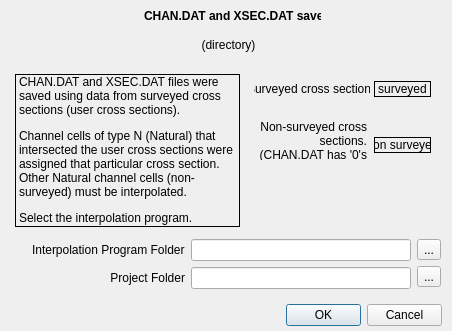
FLO-2DSoftware/qgis-flo-2d-plugin, file flo2d/ui/interpolate_xsections.ui: the form before one commit.
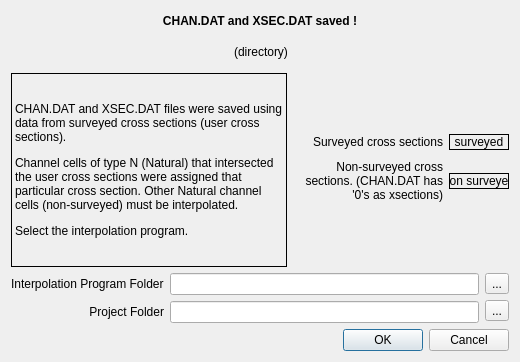
The form after the commit.

Commit message:
XS Editor: Channel interpolation imports
Import CHAN.DAT, XSSEC.DAT, and CHANBANK.DAT

The edit to the form file:
```diff
--- a/flo2d/ui/interpolate_xsections.ui
+++ b/flo2d/ui/interpolate_xsections.ui
@@ -6,97 +6,103 @@
    <rect>
     <x>0</x>
     <y>0</y>
-    <width>452</width>
-    <height>331</height>
+    <width>520</width>
+    <height>362</height>
    </rect>
   </property>
+  <property name="sizePolicy">
+   <sizepolicy hsizetype="Fixed" vsizetype="Fixed">
+    <horstretch>0</horstretch>
+    <verstretch>0</verstretch>
+   </sizepolicy>
+  </property>
+  <property name="minimumSize">
+   <size>
+    <width>520</width>
+    <height>362</height>
+   </size>
+  </property>
+  <property name="maximumSize">
+   <size>
+    <width>520</width>
+    <height>16777215</height>
+   </size>
+  </property>
   <property name="windowTitle">
    <string>Run Cross Sections Interpolation</string>
   </property>
-  <widget class="QLabel" name="header_lbl">
-   <property name="geometry">
-    <rect>
-     <x>15</x>
-     <y>74</y>
-     <width>225</width>
-     <height>153</height>
-    </rect>
-   </property>
-   <property name="frameShape">
-    <enum>QFrame::Panel</enum>
-   </property>
-   <property name="text">
-    <string>&lt;html&gt;&lt;head/&gt;&lt;body&gt;&lt;p&gt;CHAN.DAT and XSEC.DAT files were saved using data from surveyed cross sections (user cross sections). &lt;/p&gt;&lt;p&gt;Channel cells of type N (Natural) that intersected the user cross sections were assigned that particular cross section. Other Natural channel cells (non-surveyed) must be interpolated. &lt;/p&gt;&lt;p&gt;Select the interpolation program.&lt;/p&gt;&lt;/body&gt;&lt;/html&gt;</string>
-   </property>
-   <property name="wordWrap">
-    <bool>true</bool>
-   </property>
-  </widget>
-  <widget class="QDialogButtonBox" name="buttonBox">
-   <property name="geometry">
-    <rect>
-     <x>286</x>
-     <y>304</y>
-     <width>156</width>
-     <height>23</height>
-    </rect>
-   </property>
-   <property name="orientation">
-    <enum>Qt::Horizontal</enum>
-   </property>
-   <property name="standardButtons">
-    <set>QDialogButtonBox::Cancel|QDialogButtonBox::Ok</set>
-   </property>
-   <property name="centerButtons">
-    <bool>false</bool>
-   </property>
-  </widget>
-  <widget class="QLabel" name="surveyed_lbl">
-   <property name="geometry">
-    <rect>
-     <x>374</x>
-     <y>81</y>
-     <width>57</width>
-     <height>16</height>
-    </rect>
-   </property>
-   <property name="frameShape">
-    <enum>QFrame::Box</enum>
-   </property>
-   <property name="text">
-    <string>surveyed</string>
-   </property>
-   <property name="alignment">
-    <set>Qt::AlignCenter</set>
-   </property>
-  </widget>
+  <layout class="QGridLayout" name="gridLayout_10">
+   <item row="2" column="1" colspan="2">
+    <layout class="QGridLayout" name="gridLayout_9">
+     <item row="0" column="0">
+      <layout class="QGridLayout" name="gridLayout_8">
+       <item row="0" column="0">
   <widget class="QLabel" name="label_4">
-   <property name="geometry">
-    <rect>
-     <x>254</x>
-     <y>81</y>
-     <width>116</width>
-     <height>16</height>
-    </rect>
-   </property>
    <property name="text">
     <string>Surveyed cross sections</string>
    </property>
    <property name="alignment">
+          <set>Qt::AlignRight|Qt::AlignTrailing|Qt::AlignVCenter</set>
+         </property>
+        </widget>
+       </item>
+       <item row="0" column="1">
+        <widget class="QLabel" name="surveyed_lbl">
+         <property name="sizePolicy">
+          <sizepolicy hsizetype="Fixed" vsizetype="Fixed">
+           <horstretch>0</horstretch>
+           <verstretch>0</verstretch>
+          </sizepolicy>
+         </property>
+         <property name="minimumSize">
+          <size>
+           <width>60</width>
+           <height>16</height>
+          </size>
+         </property>
+         <property name="maximumSize">
+          <size>
+           <width>60</width>
+           <height>16</height>
+          </size>
+         </property>
+         <property name="frameShape">
+          <enum>QFrame::Box</enum>
+         </property>
+         <property name="text">
+          <string>surveyed</string>
+         </property>
+         <property name="alignment">
     <set>Qt::AlignCenter</set>
    </property>
   </widget>
+       </item>
+      </layout>
+     </item>
+     <item row="1" column="0">
+      <layout class="QGridLayout" name="gridLayout_3">
+       <item row="0" column="0">
   <widget class="QLabel" name="label_5">
-   <property name="geometry">
-    <rect>
-     <x>254</x>
-     <y>121</y>
-     <width>113</width>
-     <height>39</height>
-    </rect>
+         <property name="sizePolicy">
+          <sizepolicy hsizetype="Expanding" vsizetype="Expanding">
+           <horstretch>0</horstretch>
+           <verstretch>0</verstretch>
+          </sizepolicy>
+         </property>
+         <property name="minimumSize">
+          <size>
+           <width>150</width>
+           <height>50</height>
+          </size>
+         </property>
+         <property name="maximumSize">
+          <size>
+           <width>150</width>
+           <height>50</height>
+          </size>
    </property>
    <property name="text">
-    <string>Non-surveyed cross sections. (CHAN.DAT has '0's as xsections)</string>
+          <string>&lt;html&gt;&lt;head/&gt;&lt;body&gt;&lt;p align=&quot;right&quot;&gt;Non-surveyed cross sections. (CHAN.DAT has '0's as xsections)&lt;/p&gt;&lt;/body&gt;&lt;/html&gt;</string>
    </property>
    <property name="alignment">
     <set>Qt::AlignRight|Qt::AlignTrailing|Qt::AlignVCenter</set>
@@ -105,14 +111,26 @@
     <bool>true</bool>
    </property>
   </widget>
+       </item>
+       <item row="0" column="1">
   <widget class="QLabel" name="non_surveyed_lbl">
-   <property name="geometry">
-    <rect>
-     <x>374</x>
-     <y>137</y>
-     <width>57</width>
+         <property name="sizePolicy">
+          <sizepolicy hsizetype="Fixed" vsizetype="Fixed">
+           <horstretch>0</horstretch>
+           <verstretch>0</verstretch>
+          </sizepolicy>
+         </property>
+         <property name="minimumSize">
+          <size>
+           <width>60</width>
      <height>16</height>
-    </rect>
+          </size>
+         </property>
+         <property name="maximumSize">
+          <size>
+           <width>60</width>
+           <height>16</height>
+          </size>
    </property>
    <property name="frameShape">
     <enum>QFrame::Box</enum>
@@ -124,28 +142,12 @@
     <set>Qt::AlignCenter</set>
    </property>
   </widget>
-  <widget class="QLabel" name="header_lbl_2">
-   <property name="geometry">
-    <rect>
-     <x>144</x>
-     <y>8</y>
-     <width>177</width>
-     <height>16</height>
-    </rect>
-   </property>
-   <property name="text">
-    <string>&lt;html&gt;&lt;head/&gt;&lt;body&gt;&lt;p&gt;&lt;span style=&quot; font-weight:600;&quot;&gt;CHAN.DAT and XSEC.DAT saved!&lt;/span&gt;&lt;/p&gt;&lt;/body&gt;&lt;/html&gt;</string>
-   </property>
-  </widget>
-  <widget class="QWidget" name="layoutWidget">
-   <property name="geometry">
-    <rect>
-     <x>32</x>
-     <y>239</y>
-     <width>409</width>
-     <height>50</height>
-    </rect>
-   </property>
+       </item>
+      </layout>
+     </item>
+    </layout>
+   </item>
+   <item row="4" column="0" colspan="3">
    <layout class="QGridLayout" name="gridLayout_7">
     <item row="0" column="0">
      <layout class="QGridLayout" name="gridLayout_6">
@@ -197,22 +199,87 @@
      </layout>
     </item>
    </layout>
-  </widget>
+   </item>
+   <item row="0" column="0" colspan="3">
+    <layout class="QGridLayout" name="gridLayout_2">
+     <item row="0" column="0">
+      <layout class="QGridLayout" name="gridLayout">
+       <item row="0" column="0">
+        <spacer name="horizontalSpacer">
+         <property name="orientation">
+          <enum>Qt::Horizontal</enum>
+         </property>
+         <property name="sizeHint" stdset="0">
+          <size>
+           <width>118</width>
+           <height>20</height>
+          </size>
+         </property>
+        </spacer>
+       </item>
+       <item row="0" column="1">
+        <widget class="QLabel" name="header_lbl_2">
+         <property name="sizePolicy">
+          <sizepolicy hsizetype="Fixed" vsizetype="Fixed">
+           <horstretch>0</horstretch>
+           <verstretch>0</verstretch>
+          </sizepolicy>
+         </property>
+         <property name="minimumSize">
+          <size>
+           <width>210</width>
+           <height>16</height>
+          </size>
+         </property>
+         <property name="maximumSize">
+          <size>
+           <width>210</width>
+           <height>16</height>
+          </size>
+         </property>
+         <property name="text">
+          <string>&lt;html&gt;&lt;head/&gt;&lt;body&gt;&lt;p&gt;&lt;span style=&quot; font-weight:600;&quot;&gt;CHAN.DAT and XSEC.DAT saved  !&lt;/span&gt;&lt;/p&gt;&lt;/body&gt;&lt;/html&gt;</string>
+         </property>
+         <property name="alignment">
+          <set>Qt::AlignCenter</set>
+         </property>
+        </widget>
+       </item>
+       <item row="0" column="2">
+        <spacer name="horizontalSpacer_2">
+         <property name="orientation">
+          <enum>Qt::Horizontal</enum>
+         </property>
+         <property name="sizeHint" stdset="0">
+          <size>
+           <width>118</width>
+           <height>20</height>
+          </size>
+         </property>
+        </spacer>
+       </item>
+      </layout>
+     </item>
+     <item row="1" column="0">
   <widget class="QLabel" name="directory_lbl">
-   <property name="geometry">
-    <rect>
-     <x>16</x>
-     <y>32</y>
-     <width>425</width>
-     <height>25</height>
-    </rect>
-   </property>
    <property name="sizePolicy">
-    <sizepolicy hsizetype="Preferred" vsizetype="Preferred">
+        <sizepolicy hsizetype="Expanding" vsizetype="Fixed">
      <horstretch>0</horstretch>
      <verstretch>0</verstretch>
     </sizepolicy>
    </property>
+       <property name="minimumSize">
+        <size>
+         <width>500</width>
+         <height>30</height>
+        </size>
+       </property>
+       <property name="maximumSize">
+        <size>
+         <width>450</width>
+         <height>30</height>
+        </size>
+       </property>
    <property name="text">
     <string>(directory)</string>
    </property>
@@ -226,6 +293,75 @@
     <bool>true</bool>
    </property>
   </widget>
+     </item>
+    </layout>
+   </item>
+   <item row="1" column="2">
+    <spacer name="verticalSpacer_2">
+     <property name="orientation">
+      <enum>Qt::Vertical</enum>
+     </property>
+     <property name="sizeHint" stdset="0">
+      <size>
+       <width>20</width>
+       <height>40</height>
+      </size>
+     </property>
+    </spacer>
+   </item>
+   <item row="3" column="2">
+    <spacer name="verticalSpacer">
+     <property name="orientation">
+      <enum>Qt::Vertical</enum>
+     </property>
+     <property name="sizeHint" stdset="0">
+      <size>
+       <width>20</width>
+       <height>40</height>
+      </size>
+     </property>
+    </spacer>
+   </item>
+   <item row="5" column="2">
+    <widget class="QDialogButtonBox" name="buttonBox">
+     <property name="orientation">
+      <enum>Qt::Horizontal</enum>
+     </property>
+     <property name="standardButtons">
+      <set>QDialogButtonBox::Cancel|QDialogButtonBox::Ok</set>
+     </property>
+     <property name="centerButtons">
+      <bool>false</bool>
+     </property>
+    </widget>
+   </item>
+   <item row="1" column="0" rowspan="3">
+    <widget class="QLabel" name="header_lbl">
+     <property name="frameShape">
+      <enum>QFrame::Panel</enum>
+     </property>
+     <property name="text">
+      <string>&lt;html&gt;&lt;head/&gt;&lt;body&gt;&lt;p&gt;CHAN.DAT and XSEC.DAT files were saved using data from surveyed cross sections (user cross sections). &lt;/p&gt;&lt;p&gt;Channel cells of type N (Natural) that intersected the user cross sections were assigned that particular cross section. Other Natural channel cells (non-surveyed) must be interpolated. &lt;/p&gt;&lt;p&gt;Select the interpolation program.&lt;/p&gt;&lt;/body&gt;&lt;/html&gt;</string>
+     </property>
+     <property name="wordWrap">
+      <bool>true</bool>
+     </property>
+    </widget>
+   </item>
+   <item row="5" column="0" colspan="2">
+    <spacer name="horizontalSpacer_3">
+     <property name="orientation">
+      <enum>Qt::Horizontal</enum>
+     </property>
+     <property name="sizeHint" stdset="0">
+      <size>
+       <width>251</width>
+       <height>20</height>
+      </size>
+     </property>
+    </spacer>
+   </item>
+  </layout>
  </widget>
  <resources/>
  <connections>
```
Lines whose indentation alone changed are shown as unchanged. The commit also changes 3 other files.
